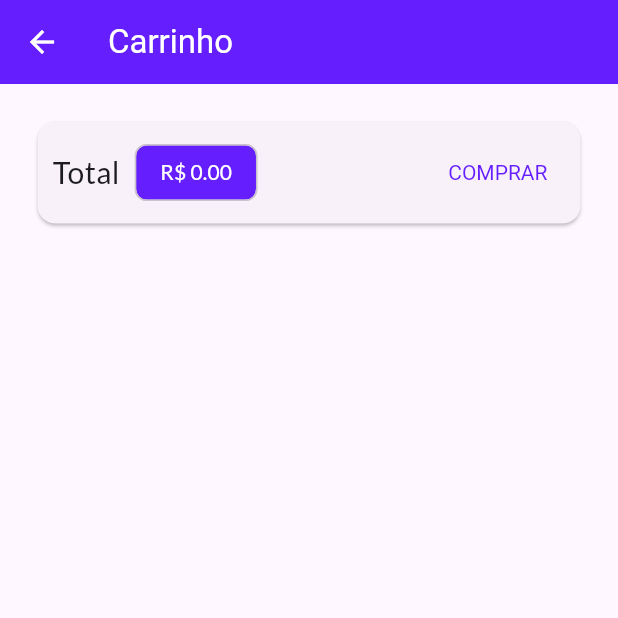
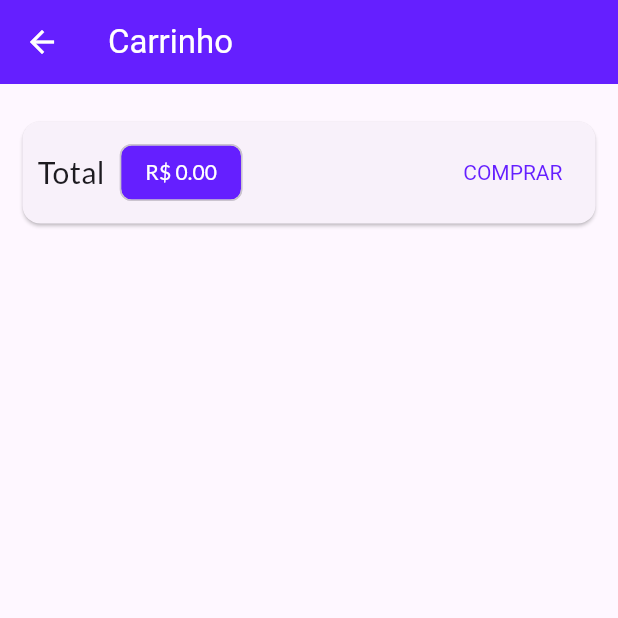
Before and after one commit to jhonatancassante/loja-flutter, a Flutter app: the TelaCarrinho screen opened by its route, on a phone screen of 412 x 824 dp, the top half of it. Run offline on Flutter 3.47's test engine with Material 2 defaults, Android fonts, the phone set to English and light mode, and no system bars; network calls fail.

Commit message:
Implementado itemCarrinho

```diff
--- a/lib/screens/tela_carrinho.dart
+++ b/lib/screens/tela_carrinho.dart
@@ -18,7 +18,10 @@ class TelaCarrinho extends StatelessWidget {
       body: Column(
         children: [
           Card(
-            margin: const EdgeInsets.all(25),
+            margin: const EdgeInsets.symmetric(
+              horizontal: 15,
+              vertical: 25,
+            ),
             child: Padding(
               padding: const EdgeInsets.all(10),
               child: Row(
```
Also changed, not shown: lib/components/item_carrinho.dart (+28 -1 lines).
